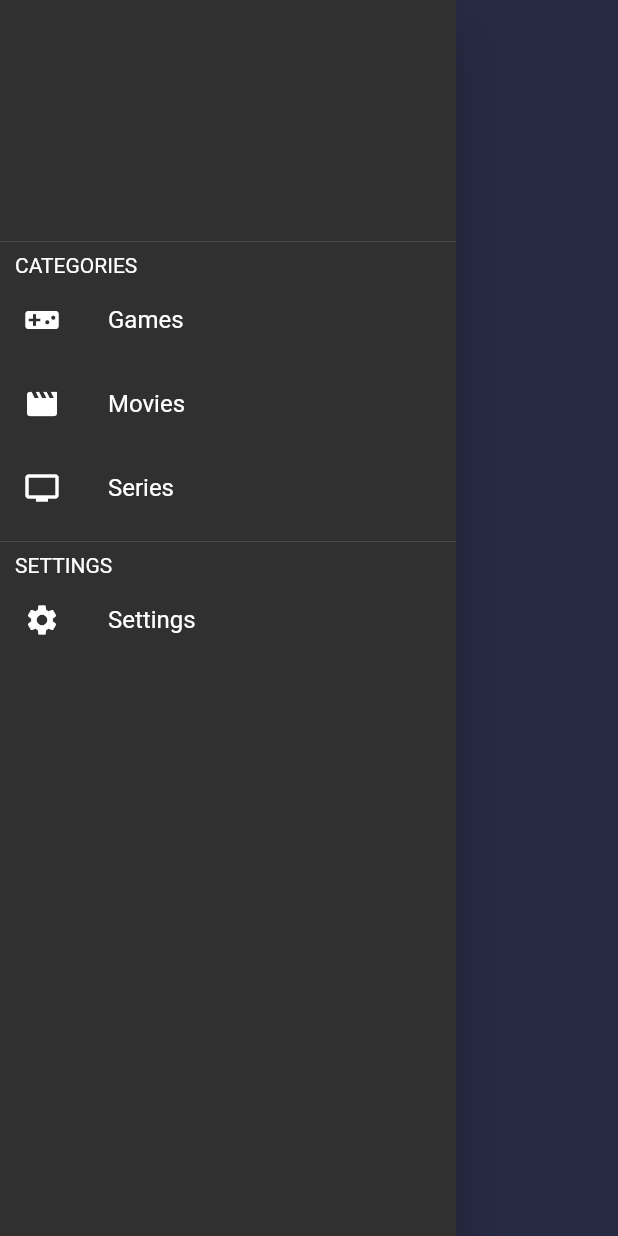
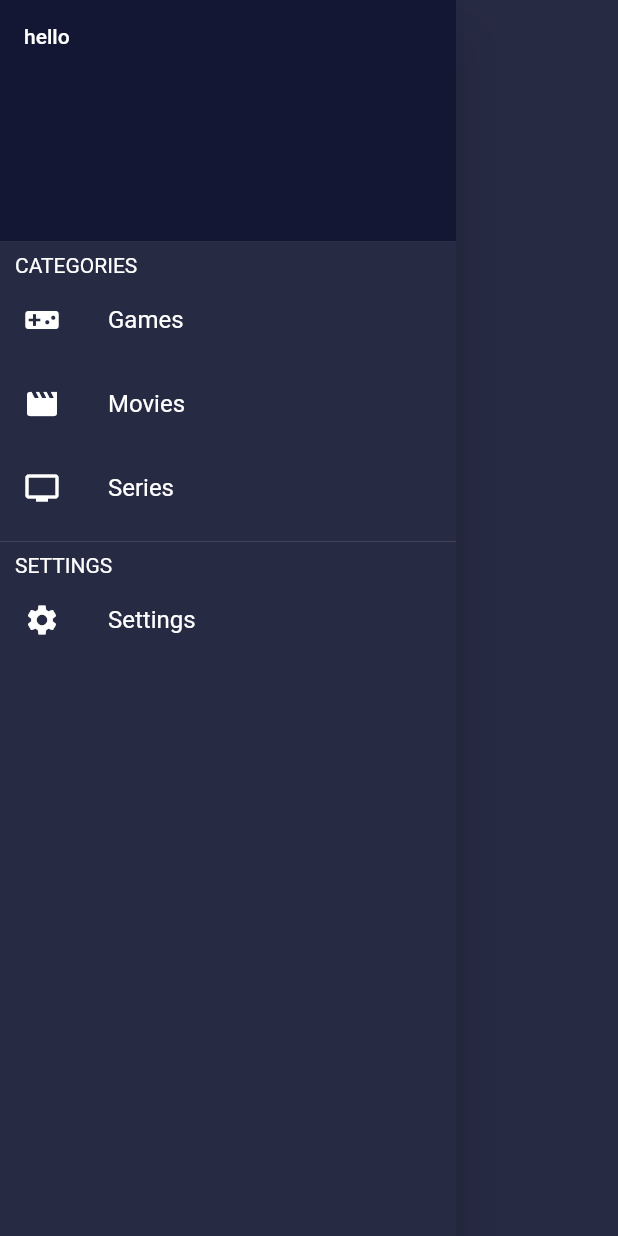
Before and after one commit to RedCape-Studios/flixcard, a Flutter app: the CustomDrawer widget shown alone on an empty page, opened directly, on a phone screen of 412 x 824 dp. Run offline on Flutter 3.47's test engine with Material 2 defaults, Android fonts, the phone set to English and light mode, and no system bars.

Commit message:
Initialised settings route. Changed drawer ListView to SliverList.

```diff
--- a/lib/main.dart
+++ b/lib/main.dart
@@ -1,5 +1,6 @@
-import 'package:black_tortoise/models/theme_model.dart';
+import 'package:black_tortoise/models/theme.dart';
 import 'package:black_tortoise/routes/home.dart';
+import 'package:black_tortoise/routes/settings.dart';
 import 'package:flutter/material.dart';
 import 'package:provider/provider.dart';
 import 'routes/search.dart';
@@ -22,6 +23,7 @@ class MyApp extends StatelessWidget {
             routes: {
               '/home': (context) => HomeRoute(),
               '/search': (context) => SearchRoute(),
+              '/settings': (context) => SettingsRoute(),
             },
             home: HomeRoute(),
           );
--- a/lib/models/theme_model.dart
+++ b/lib/models/theme.dart
@@ -3,17 +3,14 @@ import 'package:flutter/material.dart';
 enum ThemeType { dark, light }
 
 final TextStyle textStyle = TextStyle(
-  fontFamily: 'Montserrat',
-  fontSize: 18,
-  fontWeight: FontWeight.normal
-);
+    fontFamily: 'Montserrat', fontSize: 18, fontWeight: FontWeight.normal);
 
 final Color globalDarkColor = Color.fromARGB(255, 39, 42, 67);
+final Color secondaryDarkColor = Color.fromARGB(255, 20, 23, 51);
 
 final ThemeData darkTheme = ThemeData(
   brightness: Brightness.dark,
   primaryColor: globalDarkColor,
-  accentColor: Color.fromARGB(255, 20, 23, 51),
   scaffoldBackgroundColor: globalDarkColor,
   splashColor: Color.fromARGB(255, 111, 116, 252),
   appBarTheme: AppBarTheme(color: Color.fromARGB(255, 20, 23, 51)),
@@ -30,7 +27,6 @@ final ThemeData darkTheme = ThemeData(
 final ThemeData lightTheme = ThemeData(
   brightness: Brightness.light,
   primaryColor: Color.fromARGB(255, 209, 210, 240),
-  accentColor: Color.fromARGB(255, 209, 210, 240),
   splashColor: Color.fromARGB(255, 111, 116, 252),
   scaffoldBackgroundColor: Color.fromARGB(255, 209, 210, 240),
   appBarTheme: AppBarTheme(color: Color.fromARGB(255, 136, 142, 188)),
@@ -38,6 +34,8 @@ final ThemeData lightTheme = ThemeData(
 
 class ThemeModel extends ChangeNotifier {
   var theme = darkTheme;
+  var globalColor = globalDarkColor;
+  var secondaryColor = secondaryDarkColor;
 
   void setTheme(ThemeType type) {
     switch (type) {
--- a/lib/widgets/drawer.dart
+++ b/lib/widgets/drawer.dart
@@ -1,13 +1,26 @@
+import 'package:black_tortoise/models/theme.dart';
 import 'package:flutter/material.dart';
+import 'package:provider/provider.dart';
 
 class CustomDrawer extends StatelessWidget {
   @override
   Widget build(BuildContext context) {
     return Drawer(
-      child: ListView(
-        children: [
-          DrawerHeader(child: Text('')),
-          Padding(padding: EdgeInsets.only(left: 10), child: Text('CATEGORIES')),
+      child: Consumer<ThemeModel>(builder: (context, model, child) {
+        return Ink(
+          color: model.globalColor,
+          child: CustomScrollView(
+            slivers: [
+              SliverList(
+                delegate: SliverChildListDelegate(
+                  [
+                    DrawerHeader(
+                      child: Text('hello'),
+                      decoration: BoxDecoration(color: model.secondaryColor),
+                    ),
+                    Padding(
+                        padding: EdgeInsets.only(left: 10),
+                        child: Text('CATEGORIES')),
                     ListTile(
                       onTap: () => null,
                       leading: Icon(Icons.videogame_asset),
@@ -24,14 +37,21 @@ class CustomDrawer extends StatelessWidget {
                       title: Text('Series'),
                     ),
                     Divider(),
-          Padding(padding: EdgeInsets.only(left: 10), child: Text('SETTINGS')),
+                    Padding(
+                        padding: EdgeInsets.only(left: 10),
+                        child: Text('SETTINGS')),
                     ListTile(
-            onTap: () => null,
+                      onTap: () => Navigator.of(context).pushNamed('/settings'),
                       leading: Icon(Icons.settings),
                       title: Text('Settings'),
                     )
                   ],
                 ),
+              )
+            ],
+          ),
+        );
+      }),
     );
   }
 }
```
Also changed, not shown: lib/routes/search.dart (+15 -6 lines), lib/routes/settings.dart (added, +8 -0 lines), lib/widgets/app_bar.dart (+6 -7 lines), pubspec.lock, 2 other files. Lines whose indentation alone changed are shown as unchanged.
